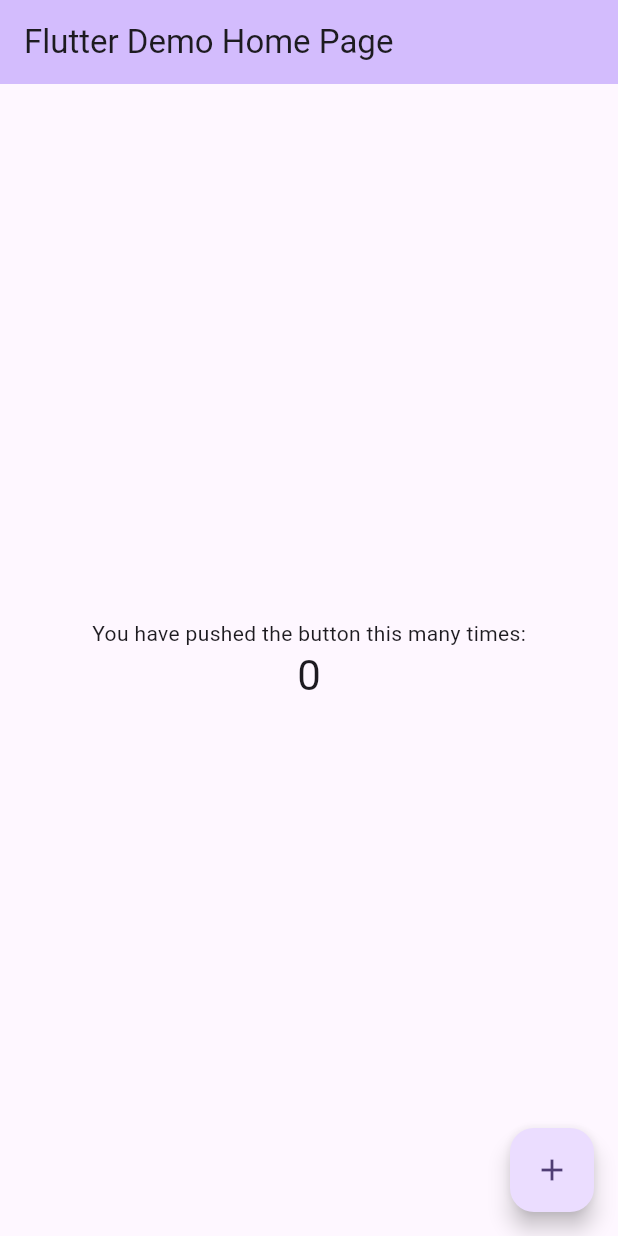
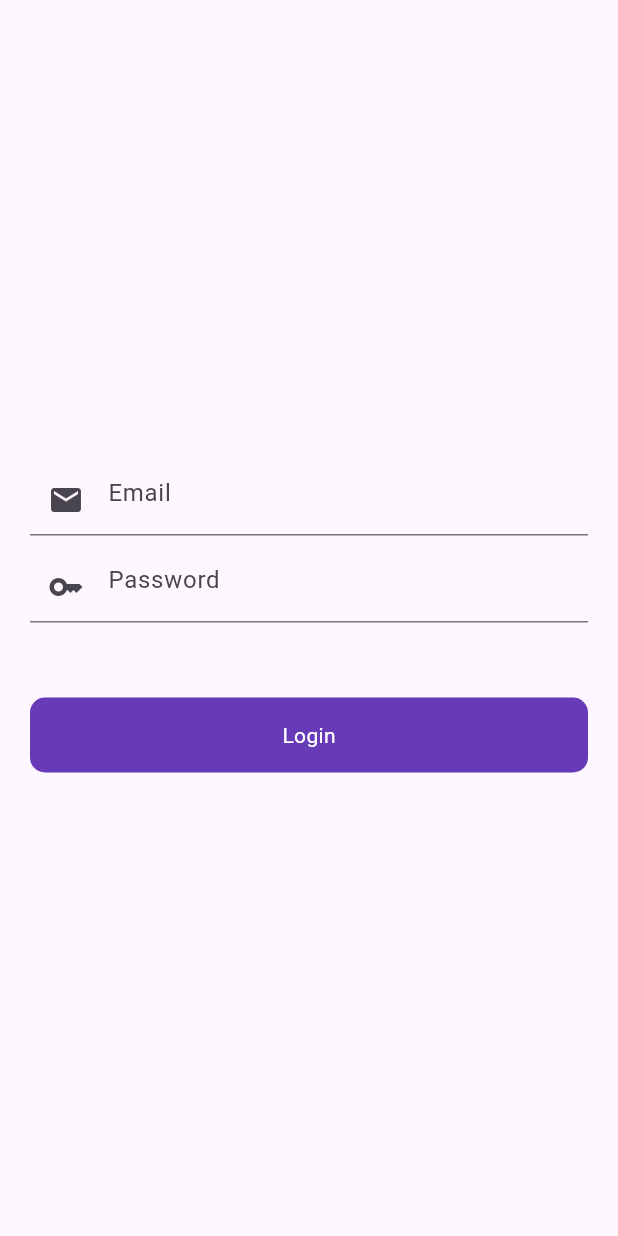
Before and after one commit to younasbzu/my_bzu, a Flutter app: the screen it shows after launch, on a phone screen of 412 x 824 dp. Run offline on Flutter 3.47's test engine with Material 3 defaults, Android fonts, the phone set to English and light mode, and no system bars; our stand-ins replace firebase_core; accounts and stored records are empty.

Commit message:
Initial
Login Screen

```diff
--- /dev/null
+++ b/lib/SplashScreen/authentication/login_screen.dart
@@ -0,0 +1,88 @@
+
+import 'package:flutter/material.dart';
+import 'package:my_bzu/widgets/round_button.dart';
+
+class LoginScreen extends StatefulWidget {
+   const LoginScreen({super.key});
+
+  @override
+  State<LoginScreen> createState() => _LoginState();
+
+}
+
+class _LoginState extends State<LoginScreen> {
+  final _formKey= GlobalKey<FormState>();
+   final emailController=TextEditingController();
+   final passwordController= TextEditingController();
+
+   @override
+  void dispose() {
+    // TODO: implement dispose
+    super.dispose();
+    emailController.dispose();
+    passwordController.dispose();
+  }
+  @override
+  Widget build(BuildContext context) {
+    return Scaffold(
+      body: Padding(
+        padding:const  EdgeInsets.symmetric(horizontal: 20),
+        child: Column(
+          mainAxisAlignment: MainAxisAlignment.center,
+          crossAxisAlignment: CrossAxisAlignment.center,
+          children: [
+            Form(
+                key: _formKey,
+                child: Column(
+                  children: [
+                    TextFormField(
+                      keyboardType: TextInputType.emailAddress,
+                      controller:emailController,
+                      decoration:const InputDecoration(
+                        hintText: 'Email',
+                       // helperText: 'abc@gmail.com',
+                        prefixIcon: Icon(Icons.email),
+                      ),
+                      validator: (value){
+                        if(value!.isEmpty){
+                          return 'Enter email';
+                        }
+                        return null;
+                      } ,
+                    ),
+                   const SizedBox(height: 10,),
+                    TextFormField(
+                      keyboardType: TextInputType.text,
+                      controller: passwordController,
+                      obscureText: true,
+                      decoration:const InputDecoration(
+                        hintText: 'Password',
+                        prefixIcon: Icon(Icons.key),
+                      ),
+                      validator: (value){
+                        if(value!.isEmpty){
+                          return 'Enter password';
+                        }
+                        return null;
+                      } ,
+                    ),
+                  ],
+                )
+            ),
+           const SizedBox(height: 50,),
+
+            RoundButton(
+              title: 'Login',
+              onTap: (){
+                if(_formKey.currentState!.validate()){
+
+                }
+              },
+            )
+
+          ],
+        ),
+      ),
+    );
+  }
+}
--- a/lib/main.dart
+++ b/lib/main.dart
@@ -1,103 +1,24 @@
+import 'package:firebase_core/firebase_core.dart';
 import 'package:flutter/material.dart';
+import 'package:my_bzu/SplashScreen/splash_screen.dart';
 
-void main() {
+void main() async {
+  await Firebase.initializeApp(
+  );
+
   runApp(const MyApp());
 }
 
 class MyApp extends StatelessWidget {
   const MyApp({super.key});
 
-  // This widget is the root of your application.
   @override
   Widget build(BuildContext context) {
-    return MaterialApp(
-      title: 'Flutter Demo',
+    return  MaterialApp(
       theme: ThemeData(
-
-        colorScheme: ColorScheme.fromSeed(seedColor: Colors.deepPurple),
-        useMaterial3: true,
+        primarySwatch: Colors.deepPurple,
       ),
-      home: const MyHomePage(title: 'Flutter Demo Home Page'),
+      home: SplashScreen() ,
     );
   }
 }
-
-class MyHomePage extends StatefulWidget {
-  const MyHomePage({super.key, required this.title});
-
-
-  final String title;
-
-  @override
-  State<MyHomePage> createState() => _MyHomePageState();
-}
-
-class _MyHomePageState extends State<MyHomePage> {
-  int _counter = 0;
-
-  void _incrementCounter() {
-    setState(() {
-      // This call to setState tells the Flutter framework that something has
-      // changed in this State, which causes it to rerun the build method below
-      // so that the display can reflect the updated values. If we changed
-      // _counter without calling setState(), then the build method would not be
-      // called again, and so nothing would appear to happen.
-      _counter++;
-    });
-  }
-
-  @override
-  Widget build(BuildContext context) {
-    // This method is rerun every time setState is called, for instance as done
-    // by the _incrementCounter method above.
-    //
-    // The Flutter framework has been optimized to make rerunning build methods
-    // fast, so that you can just rebuild anything that needs updating rather
-    // than having to individually change instances of widgets.
-    return Scaffold(
-      appBar: AppBar(
-        // TRY THIS: Try changing the color here to a specific color (to
-        // Colors.amber, perhaps?) and trigger a hot reload to see the AppBar
-        // change color while the other colors stay the same.
-        backgroundColor: Theme.of(context).colorScheme.inversePrimary,
-        // Here we take the value from the MyHomePage object that was created by
-        // the App.build method, and use it to set our appbar title.
-        title: Text(widget.title),
-      ),
-      body: Center(
-        // Center is a layout widget. It takes a single child and positions it
-        // in the middle of the parent.
-        child: Column(
-          // Column is also a layout widget. It takes a list of children and
-          // arranges them vertically. By default, it sizes itself to fit its
-          // children horizontally, and tries to be as tall as its parent.
-          //
-          // Column has various properties to control how it sizes itself and
-          // how it positions its children. Here we use mainAxisAlignment to
-          // center the children vertically; the main axis here is the vertical
-          // axis because Columns are vertical (the cross axis would be
-          // horizontal).
-          //
-          // TRY THIS: Invoke "debug painting" (choose the "Toggle Debug Paint"
-          // action in the IDE, or press "p" in the console), to see the
-          // wireframe for each widget.
-          mainAxisAlignment: MainAxisAlignment.center,
-          children: <Widget>[
-            const Text(
-              'You have pushed the button this many times:',
-            ),
-            Text(
-              '$_counter',
-              style: Theme.of(context).textTheme.headlineMedium,
-            ),
-          ],
-        ),
-      ),
-      floatingActionButton: FloatingActionButton(
-        onPressed: _incrementCounter,
-        tooltip: 'Increment',
-        child: const Icon(Icons.add),
-      ), // This trailing comma makes auto-formatting nicer for build methods.
-    );
-  }
-}
--- /dev/null
+++ b/lib/widgets/round_button.dart
@@ -0,0 +1,25 @@
+import 'package:flutter/material.dart';
+
+class RoundButton extends StatelessWidget {
+  final String title;
+  final VoidCallback onTap;
+  const RoundButton({super.key, required this.title, required this.onTap});
+
+  @override
+  Widget build(BuildContext context) {
+    return InkWell(
+      onTap: onTap,
+      child: Container(
+        height: 50,
+        decoration: BoxDecoration(
+          color: Colors.deepPurple,
+          borderRadius:BorderRadius.circular(10),
+        ),
+        child: Center(
+          child: Text(title, style: TextStyle(color: Colors.white),),
+        ),
+
+      ),
+    );
+  }
+}
```
Also changed, not shown: lib/SplashScreen/splash_screen.dart (added, +28 -0 lines), lib/firebase_services/splash_services.dart (added, +13 -0 lines), pubspec.yaml (+5 -3 lines), assets/logo.png (added), pubspec.lock.
